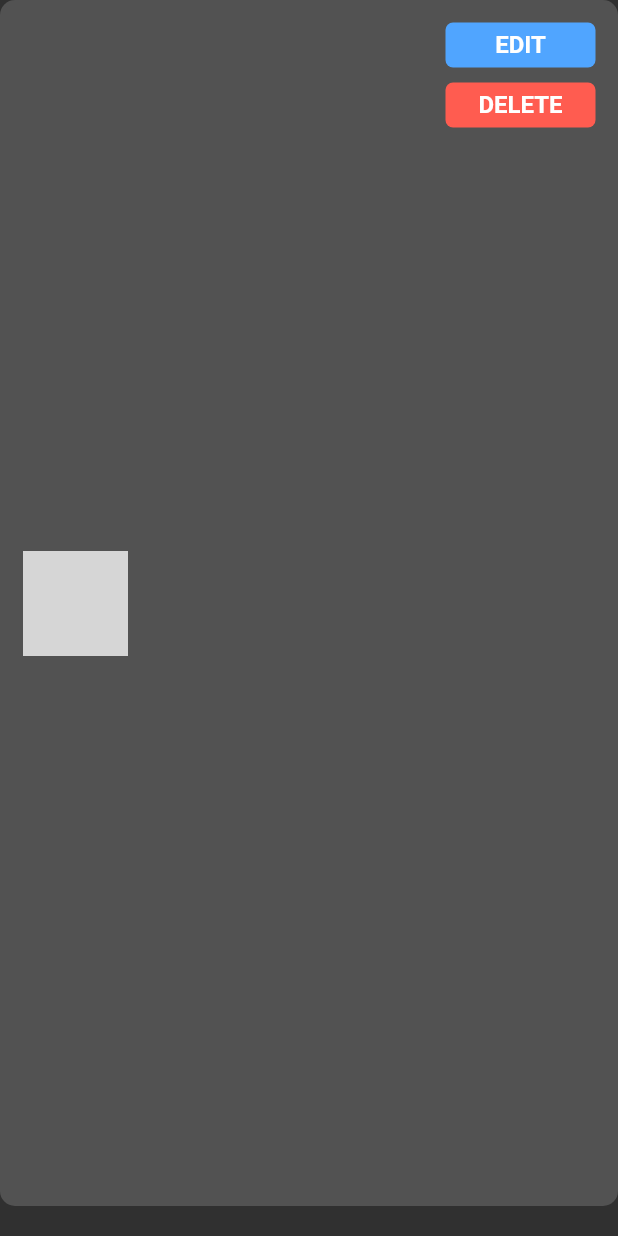
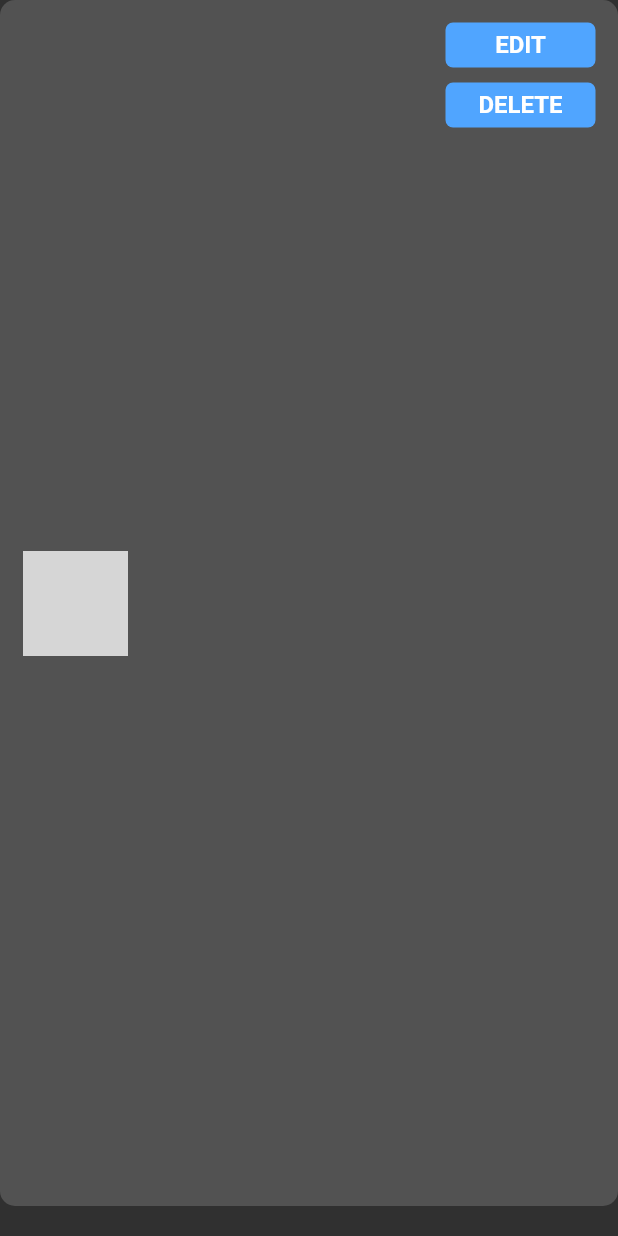
Before and after one commit to zakoraa/Flutter-CRUD, a Flutter app: the ListTileWidget widget shown alone on an empty page, opened directly with empty values, on a phone screen of 412 x 824 dp. Run offline on Flutter 3.47's test engine with Material 2 defaults, Android fonts, the light colour scheme and no system bars; our stand-ins replace get; network calls fail; grey boxes are pictures that could not be loaded.

Commit message:
delete obx

```diff
--- a/lib/module/home/widgets/list_tile_widget.dart
+++ b/lib/module/home/widgets/list_tile_widget.dart
@@ -1,3 +1,5 @@
+// ignore_for_file: prefer_typing_uninitialized_variables
+
 import 'package:flutter/material.dart';
 import 'package:get/get.dart';
 import 'package:tahap1_crud/module/editUserView/view/edit_user_view.dart';
@@ -29,9 +31,7 @@ class ListTileWidget extends StatelessWidget {
                 ClipRRect(
                     borderRadius: BorderRadius.circular(70),
                     child: Image.network(
-                      user.profilePicture == ""
-                          ? 'https://icon-library.com/images/default-profile-icon/default-profile-icon-6.jpg'
-                          : user.profilePicture,
+                      user.profilePicture,
                       height: 70,
                       width: 70,
                     )),
@@ -83,7 +83,7 @@ class ListTileWidget extends StatelessWidget {
                     height: 30,
                     width: 100,
                     borderRadius: 5,
-                    bgColor: const Color.fromARGB(255, 255, 92, 80)),
+                    bgColor: const Color.fromARGB(255, 80, 165, 255)),
               ],
             )
           ],
```
